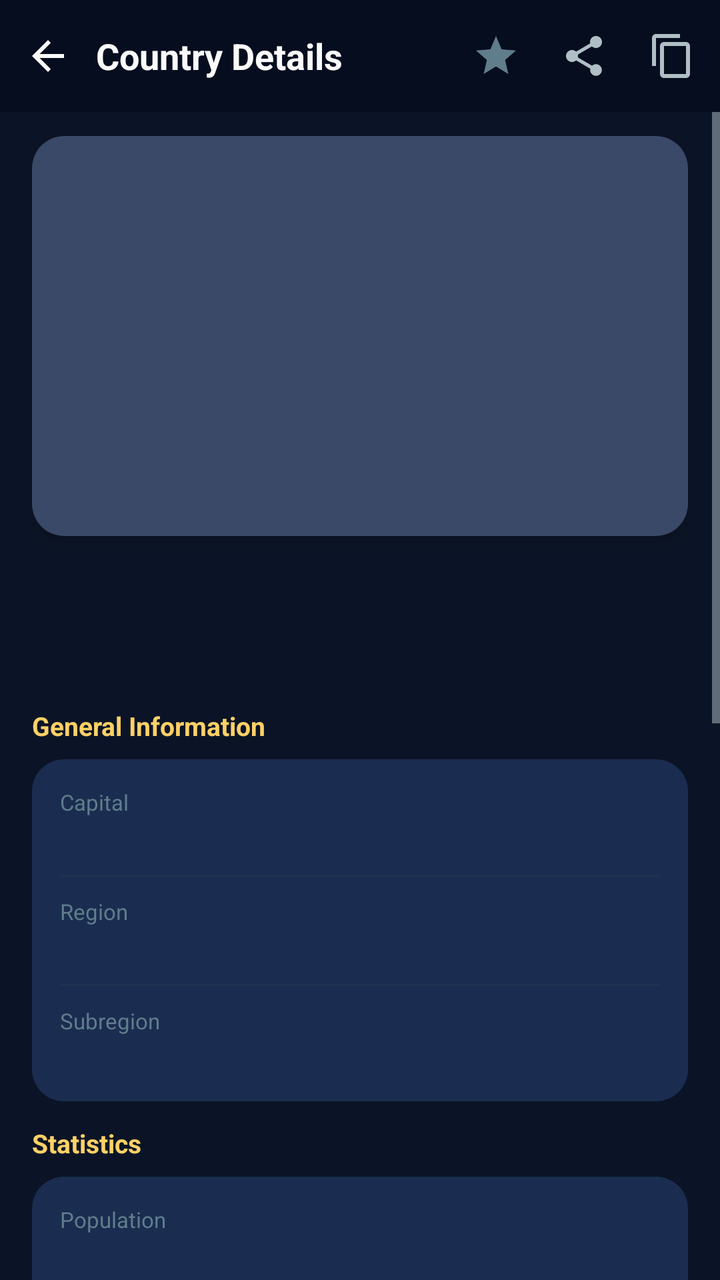
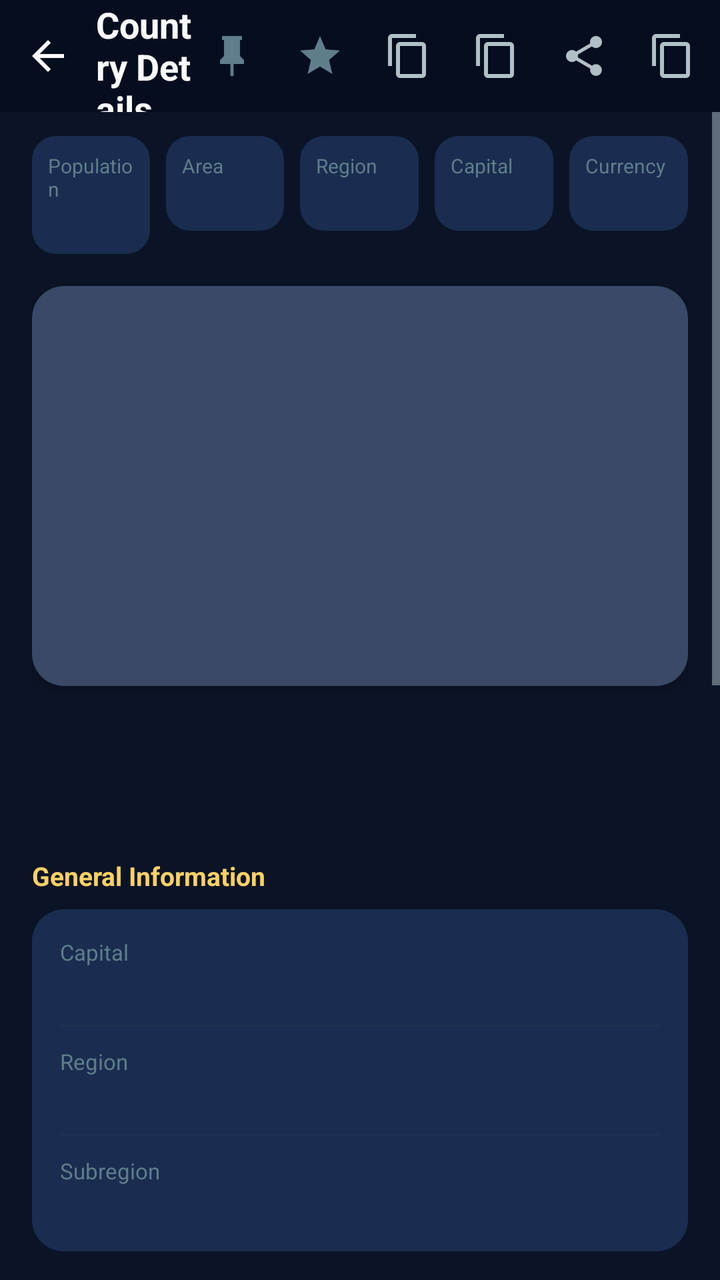

An Android layout rendered at two revisions. The XML below is the earlier revision; the diff shows what the commit changed to produce the second picture.
<!-- AndroidManifest.xml: application theme Theme.Countries -->
<!-- res/layout/activity_country_detail.xml -->
<?xml version="1.0" encoding="utf-8"?>
<LinearLayout xmlns:android="http://schemas.android.com/apk/res/android"
    xmlns:app="http://schemas.android.com/apk/res-auto"
    android:layout_width="match_parent"
    android:layout_height="match_parent"
    android:background="@color/primary_dark_navy"
    android:orientation="vertical">

    <LinearLayout
        android:layout_width="match_parent"
        android:layout_height="56dp"
        android:background="@color/status_bar_color"
        android:gravity="center_vertical"
        android:orientation="horizontal"
        android:paddingHorizontal="4dp">

        <ImageView
            android:id="@+id/backButton"
            android:layout_width="40dp"
            android:layout_height="40dp"
            android:background="?attr/selectableItemBackgroundBorderless"
            android:contentDescription="Go back"
            android:padding="8dp"
            android:src="@drawable/ic_back" />

        <TextView
            android:layout_width="0dp"
            android:layout_height="wrap_content"
            android:layout_weight="1"
            android:layout_marginStart="4dp"
            android:text="Country Details"
            android:textColor="@color/text_white"
            android:textSize="18sp"
            android:textStyle="bold" />

        <ImageView
            android:id="@+id/favButton"
            android:layout_width="40dp"
            android:layout_height="40dp"
            android:layout_marginEnd="4dp"
            android:background="?attr/selectableItemBackgroundBorderless"
            android:contentDescription="Favorite"
            android:padding="8dp"
            android:src="@drawable/ic_star" />

        <ImageView
            android:id="@+id/shareButton"
            android:layout_width="40dp"
            android:layout_height="40dp"
            android:layout_marginEnd="4dp"
            android:background="?attr/selectableItemBackgroundBorderless"
            android:contentDescription="Share"
            android:padding="8dp"
            android:src="@drawable/ic_share" />

        <ImageView
            android:id="@+id/copyButton"
            android:layout_width="40dp"
            android:layout_height="40dp"
            android:background="?attr/selectableItemBackgroundBorderless"
            android:contentDescription="Copy"
            android:padding="8dp"
            android:src="@drawable/ic_copy" />
    </LinearLayout>

    <ScrollView
        android:layout_width="match_parent"
        android:layout_height="match_parent"
        android:overScrollMode="never">

        <LinearLayout
            android:layout_width="match_parent"
            android:layout_height="wrap_content"
            android:orientation="vertical"
            android:paddingHorizontal="16dp"
            android:paddingTop="12dp"
            android:paddingBottom="32dp">

            <androidx.cardview.widget.CardView
                android:layout_width="match_parent"
                android:layout_height="wrap_content"
                android:layout_marginBottom="16dp"
                app:cardBackgroundColor="@color/card_dark_navy"
                app:cardCornerRadius="16dp"
                app:cardElevation="4dp">

                <FrameLayout
                    android:layout_width="match_parent"
                    android:layout_height="wrap_content">

                    <ImageView
                        android:id="@+id/flagImageLarge"
                        android:layout_width="match_parent"
                        android:layout_height="200dp"
                        android:background="@drawable/bg_placeholder_flag"
                        android:contentDescription="Country flag"
                        android:scaleType="fitCenter" />

                    <ProgressBar
                        android:id="@+id/loadingDetail"
                        android:layout_width="36dp"
                        android:layout_height="36dp"
                        android:layout_gravity="center"
                        android:indeterminateTint="@color/accent_red"
                        android:visibility="gone" />
                </FrameLayout>
            </androidx.cardview.widget.CardView>

            <TextView
                android:id="@+id/countryNameText"
                android:layout_width="wrap_content"
                android:layout_height="wrap_content"
                android:layout_marginBottom="4dp"
                android:textColor="@color/text_white"
                android:textSize="24sp"
                android:textStyle="bold" />

            <TextView
                android:id="@+id/officialNameText"
                android:layout_width="wrap_content"
                android:layout_height="wrap_content"
                android:layout_marginBottom="16dp"
                android:textColor="@color/text_muted"
                android:textSize="13sp" />

            <TextView
                android:layout_width="wrap_content"
                android:layout_height="wrap_content"
                android:layout_marginBottom="8dp"
                android:text="General Information"
                android:textColor="@color/accent_yellow"
                android:textSize="13sp"
                android:textStyle="bold" />

            <LinearLayout
                android:layout_width="match_parent"
                android:layout_height="wrap_content"
                android:layout_marginBottom="12dp"
                android:background="@drawable/bg_detail_card"
                android:orientation="vertical"
                android:padding="14dp">

                <TextView android:layout_width="wrap_content" android:layout_height="wrap_content" android:text="Capital" android:textColor="@color/text_muted" android:textSize="11sp" />
                <TextView android:id="@+id/capitalValue" android:layout_width="wrap_content" android:layout_height="wrap_content" android:textColor="@color/text_white" android:textSize="14sp" android:layout_marginBottom="10dp" />
                <View android:layout_width="match_parent" android:layout_height="1dp" android:background="@color/divider" android:layout_marginBottom="10dp" />
                <TextView android:layout_width="wrap_content" android:layout_height="wrap_content" android:text="Region" android:textColor="@color/text_muted" android:textSize="11sp" />
                <TextView android:id="@+id/regionValue" android:layout_width="wrap_content" android:layout_height="wrap_content" android:textColor="@color/text_white" android:textSize="14sp" android:layout_marginBottom="10dp" />
                <View android:layout_width="match_parent" android:layout_height="1dp" android:background="@color/divider" android:layout_marginBottom="10dp" />
                <TextView android:layout_width="wrap_content" android:layout_height="wrap_content" android:text="Subregion" android:textColor="@color/text_muted" android:textSize="11sp" />
                <TextView android:id="@+id/subregionValue" android:layout_width="wrap_content" android:layout_height="wrap_content" android:textColor="@color/text_white" android:textSize="14sp" />
            </LinearLayout>

            <TextView
                android:layout_width="wrap_content"
                android:layout_height="wrap_content"
                android:layout_marginBottom="8dp"
                android:text="Statistics"
                android:textColor="@color/accent_yellow"
                android:textSize="13sp"
                android:textStyle="bold" />

            <LinearLayout
                android:layout_width="match_parent"
                android:layout_height="wrap_content"
                android:layout_marginBottom="12dp"
                android:background="@drawable/bg_detail_card"
                android:orientation="vertical"
                android:padding="14dp">

                <TextView android:layout_width="wrap_content" android:layout_height="wrap_content" android:text="Population" android:textColor="@color/text_muted" android:textSize="11sp" />
                <TextView android:id="@+id/populationValue" android:layout_width="wrap_content" android:layout_height="wrap_content" android:textColor="@color/text_white" android:textSize="14sp" android:layout_marginBottom="10dp" />
                <View android:layout_width="match_parent" android:layout_height="1dp" android:background="@color/divider" android:layout_marginBottom="10dp" />
                <TextView android:layout_width="wrap_content" android:layout_height="wrap_content" android:text="Area" android:textColor="@color/text_muted" android:textSize="11sp" />
                <TextView android:id="@+id/areaValue" android:layout_width="wrap_content" android:layout_height="wrap_content" android:textColor="@color/text_white" android:textSize="14sp" android:layout_marginBottom="10dp" />
                <View android:layout_width="match_parent" android:layout_height="1dp" android:background="@color/divider" android:layout_marginBottom="10dp" />
                <TextView android:layout_width="wrap_content" android:layout_height="wrap_content" android:text="Country Codes" android:textColor="@color/text_muted" android:textSize="11sp" />
                <LinearLayout android:layout_width="match_parent" android:layout_height="wrap_content" android:layout_marginTop="4dp" android:orientation="horizontal">
                    <TextView android:id="@+id/code2Value" android:layout_width="wrap_content" android:layout_height="wrap_content" android:background="@drawable/bg_badge" android:paddingHorizontal="8dp" android:paddingVertical="2dp" android:textColor="@color/primary_dark_navy" android:textSize="12sp" android:textStyle="bold" />
                    <TextView android:id="@+id/code3Value" android:layout_width="wrap_content" android:layout_height="wrap_content" android:layout_marginStart="6dp" android:background="@drawable/bg_badge" android:paddingHorizontal="8dp" android:paddingVertical="2dp" android:textColor="@color/primary_dark_navy" android:textSize="12sp" android:textStyle="bold" />
                </LinearLayout>
            </LinearLayout>

            <TextView
                android:layout_width="wrap_content"
                android:layout_height="wrap_content"
                android:layout_marginBottom="8dp"
                android:text="Economy &amp; Languages"
                android:textColor="@color/accent_yellow"
                android:textSize="13sp"
                android:textStyle="bold" />

            <LinearLayout
                android:layout_width="match_parent"
                android:layout_height="wrap_content"
                android:layout_marginBottom="12dp"
                android:background="@drawable/bg_detail_card"
                android:orientation="vertical"
                android:padding="14dp">

                <TextView android:layout_width="wrap_content" android:layout_height="wrap_content" android:text="Currencies" android:textColor="@color/text_muted" android:textSize="11sp" />
                <TextView android:id="@+id/currenciesValue" android:layout_width="wrap_content" android:layout_height="wrap_content" android:textColor="@color/text_white" android:textSize="14sp" android:layout_marginBottom="10dp" />
                <View android:layout_width="match_parent" android:layout_height="1dp" android:background="@color/divider" android:layout_marginBottom="10dp" />
                <TextView android:layout_width="wrap_content" android:layout_height="wrap_content" android:text="Languages" android:textColor="@color/text_muted" android:textSize="11sp" />
                <TextView android:id="@+id/languagesValue" android:layout_width="wrap_content" android:layout_height="wrap_content" android:textColor="@color/text_white" android:textSize="14sp" />
            </LinearLayout>

            <TextView
                android:layout_width="wrap_content"
                android:layout_height="wrap_content"
                android:layout_marginBottom="8dp"
                android:text="Time &amp; Location"
                android:textColor="@color/accent_yellow"
                android:textSize="13sp"
                android:textStyle="bold" />

            <LinearLayout
                android:layout_width="match_parent"
                android:layout_height="wrap_content"
                android:layout_marginBottom="12dp"
                android:background="@drawable/bg_detail_card"
                android:orientation="vertical"
                android:padding="14dp">

                <TextView android:layout_width="wrap_content" android:layout_height="wrap_content" android:text="Timezones" android:textColor="@color/text_muted" android:textSize="11sp" />
                <TextView android:id="@+id/timezonesValue" android:layout_width="wrap_content" android:layout_height="wrap_content" android:textColor="@color/text_white" android:textSize="14sp" android:layout_marginBottom="10dp" />
                <View android:layout_width="match_parent" android:layout_height="1dp" android:background="@color/divider" android:layout_marginBottom="10dp" />
                <TextView android:layout_width="wrap_content" android:layout_height="wrap_content" android:text="Continents" android:textColor="@color/text_muted" android:textSize="11sp" />
                <TextView android:id="@+id/continentsValue" android:layout_width="wrap_content" android:layout_height="wrap_content" android:textColor="@color/text_white" android:textSize="14sp" android:layout_marginBottom="10dp" />
                <View android:layout_width="match_parent" android:layout_height="1dp" android:background="@color/divider" android:layout_marginBottom="10dp" />
                <TextView android:layout_width="wrap_content" android:layout_height="wrap_content" android:text="Borders" android:textColor="@color/text_muted" android:textSize="11sp" />
                <TextView android:id="@+id/bordersValue" android:layout_width="wrap_content" android:layout_height="wrap_content" android:textColor="@color/text_white" android:textSize="14sp" />
            </LinearLayout>

            <LinearLayout
                android:id="@+id/neighborsContainer"
                android:layout_width="match_parent"
                android:layout_height="wrap_content"
                android:layout_marginBottom="12dp"
                android:orientation="vertical"
                android:visibility="gone">

                <TextView
                    android:layout_width="wrap_content"
                    android:layout_height="wrap_content"
                    android:layout_marginBottom="8dp"
                    android:text="Neighbor Countries"
                    android:textColor="@color/accent_yellow"
                    android:textSize="13sp"
                    android:textStyle="bold" />

                <LinearLayout
                    android:id="@+id/neighborsList"
                    android:layout_width="match_parent"
                    android:layout_height="wrap_content"
                    android:background="@drawable/bg_detail_card"
                    android:orientation="vertical"
                    android:padding="14dp" />
            </LinearLayout>

        </LinearLayout>
    </ScrollView>
</LinearLayout>
<!-- resources referenced by this layout -->
<resources>
  <color name="accent_red">#FFE63946</color>
  <color name="accent_yellow">#FFFFD166</color>
  <color name="card_dark_navy">#FF1A2D50</color>
  <color name="divider">#FF1E3150</color>
  <color name="primary_dark_navy">#FF0B1426</color>
  <color name="status_bar_color">#FF060D1F</color>
  <color name="text_muted">#FF607D8B</color>
  <color name="text_white">#FFFAFAFA</color>
  <!-- drawable bg_badge (drawable) -->
  <shape xmlns:android="http://schemas.android.com/apk/res/android"
      android:shape="rectangle">
      <solid android:color="@color/accent_yellow" />
      <corners android:radius="8dp" />
      <padding
          android:left="8dp"
          android:top="2dp"
          android:right="8dp"
          android:bottom="2dp" />
  </shape>
  <!-- drawable bg_detail_card (drawable) -->
  <shape xmlns:android="http://schemas.android.com/apk/res/android"
      android:shape="rectangle">
      <solid android:color="@color/card_dark_navy" />
      <corners android:radius="16dp" />
  </shape>
  <!-- drawable bg_placeholder_flag (drawable) -->
  <shape xmlns:android="http://schemas.android.com/apk/res/android"
      android:shape="rectangle">
      <solid android:color="#22FFFFFF" />
      <corners android:radius="12dp" />
  </shape>
  <!-- drawable ic_back (drawable) -->
  <vector xmlns:android="http://schemas.android.com/apk/res/android"
      android:width="24dp"
      android:height="24dp"
      android:viewportWidth="24"
      android:viewportHeight="24"
      android:tint="@color/text_white">
      <path
          android:fillColor="#FFFFFFFF"
          android:pathData="M20,11H7.83l5.59,-5.59L12,4l-8,8 8,8 1.41,-1.41L7.83,13H20v-2z" />
  </vector>
  <!-- drawable ic_copy (drawable) -->
  <vector xmlns:android="http://schemas.android.com/apk/res/android"
      android:width="24dp"
      android:height="24dp"
      android:viewportWidth="24"
      android:viewportHeight="24"
      android:tint="@color/text_light_gray">
      <path
          android:fillColor="#FFFFFFFF"
          android:pathData="M16,1L4,1c-1.1,0 -2,0.9 -2,2v14h2L4,3h12L16,1zM19,5L8,5c-1.1,0 -2,0.9 -2,2v14c0,1.1 0.9,2 2,2h11c1.1,0 2,-0.9 2,-2L21,7c0,-1.1 -0.9,-2 -2,-2zM19,21L8,21L8,7h11v14z" />
  </vector>
  <!-- drawable ic_star (drawable) -->
  <vector xmlns:android="http://schemas.android.com/apk/res/android"
      android:width="24dp"
      android:height="24dp"
      android:viewportWidth="24"
      android:viewportHeight="24"
      android:tint="@color/text_muted">
      <path
          android:fillColor="#FF607D8B"
          android:pathData="M12,17.27L18.18,21l-1.64,-7.03L22,9.24l-7.19,-0.61L12,2 9.19,8.63 2,9.24l5.46,4.73L5.82,21z" />
  </vector>
  <style name="Theme.Countries" parent="Base.Theme.Countries" />
  <color name="text_light_gray">#FFB0BEC5</color>
  <color name="white">#FFFFFFFF</color>
  <color name="secondary_dark_navy">#FF12203D</color>
  <!-- unchanged entries left out for length: 2 -->
</resources>

<!-- the commit's change to res/layout/activity_country_detail.xml (unified diff, before → after) -->
@@ -34,6 +34,16 @@
             android:textStyle="bold" />
 
         <ImageView
+            android:id="@+id/pinButton"
+            android:layout_width="40dp"
+            android:layout_height="40dp"
+            android:layout_marginEnd="4dp"
+            android:background="?attr/selectableItemBackgroundBorderless"
+            android:contentDescription="Pin"
+            android:padding="8dp"
+            android:src="@drawable/ic_pin" />
+
+        <ImageView
             android:id="@+id/favButton"
             android:layout_width="40dp"
             android:layout_height="40dp"
@@ -42,6 +52,26 @@
             android:contentDescription="Favorite"
             android:padding="8dp"
             android:src="@drawable/ic_star" />
+
+        <ImageView
+            android:id="@+id/copyNameBtn"
+            android:layout_width="40dp"
+            android:layout_height="40dp"
+            android:layout_marginEnd="4dp"
+            android:background="?attr/selectableItemBackgroundBorderless"
+            android:contentDescription="Copy name"
+            android:padding="8dp"
+            android:src="@drawable/ic_copy" />
+
+        <ImageView
+            android:id="@+id/copyCodeBtn"
+            android:layout_width="40dp"
+            android:layout_height="40dp"
+            android:layout_marginEnd="4dp"
+            android:background="?attr/selectableItemBackgroundBorderless"
+            android:contentDescription="Copy code"
+            android:padding="8dp"
+            android:src="@drawable/ic_copy" />
 
         <ImageView
             android:id="@+id/shareButton"
@@ -75,6 +105,140 @@
             android:paddingHorizontal="16dp"
             android:paddingTop="12dp"
             android:paddingBottom="32dp">
+
+            
+            <LinearLayout
+                android:id="@+id/summaryContainer"
+                android:layout_width="match_parent"
+                android:layout_height="wrap_content"
+                android:layout_marginBottom="16dp"
+                android:orientation="horizontal">
+
+                
+                <LinearLayout
+                    android:layout_width="0dp"
+                    android:layout_height="wrap_content"
+                    android:layout_marginEnd="4dp"
+                    android:layout_weight="1"
+                    android:background="@drawable/bg_detail_item"
+                    android:orientation="vertical"
+                    android:padding="8dp">
+
+                    <TextView
+                        android:layout_width="wrap_content"
+                        android:layout_height="wrap_content"
+                        android:text="Population"
+                        android:textColor="@color/text_muted"
+                        android:textSize="10sp" />
+
+                    <TextView
+                        android:id="@+id/summaryPopulation"
+                        android:layout_width="wrap_content"
+                        android:layout_height="wrap_content"
+                        android:textColor="@color/text_white"
+                        android:textSize="13sp" />
+                </LinearLayout>
+
+                
+                <LinearLayout
+                    android:layout_width="0dp"
+                    android:layout_height="wrap_content"
+                    android:layout_marginHorizontal="4dp"
+                    android:layout_weight="1"
+                    android:background="@drawable/bg_detail_item"
+                    android:orientation="vertical"
+                    android:padding="8dp">
+
+                    <TextView
+                        android:layout_width="wrap_content"
+                        android:layout_height="wrap_content"
+                        android:text="Area"
+                        android:textColor="@color/text_muted"
+                        android:textSize="10sp" />
+
+                    <TextView
+                        android:id="@+id/summaryArea"
+                        android:layout_width="wrap_content"
+                        android:layout_height="wrap_content"
+                        android:textColor="@color/text_white"
+                        android:textSize="13sp" />
+                </LinearLayout>
+
+                
+                <LinearLayout
+                    android:layout_width="0dp"
+                    android:layout_height="wrap_content"
+                    android:layout_marginHorizontal="4dp"
+                    android:layout_weight="1"
+                    android:background="@drawable/bg_detail_item"
+                    android:orientation="vertical"
+                    android:padding="8dp">
+
+                    <TextView
+                        android:layout_width="wrap_content"
+                        android:layout_height="wrap_content"
+                        android:text="Region"
+                        android:textColor="@color/text_muted"
+                        android:textSize="10sp" />
+
+                    <TextView
+                        android:id="@+id/summaryRegion"
+                        android:layout_width="wrap_content"
+                        android:layout_height="wrap_content"
+                        android:textColor="@color/text_white"
+                        android:textSize="13sp" />
+                </LinearLayout>
+
+                
+                <LinearLayout
+                    android:layout_width="0dp"
+                    android:layout_height="wrap_content"
+                    android:layout_marginHorizontal="4dp"
+                    android:layout_weight="1"
+                    android:background="@drawable/bg_detail_item"
+                    android:orientation="vertical"
+                    android:padding="8dp">
+
+                    <TextView
+                        android:layout_width="wrap_content"
+                        android:layout_height="wrap_content"
+                        android:text="Capital"
+                        android:textColor="@color/text_muted"
+                        android:textSize="10sp" />
+
+                    <TextView
+                        android:id="@+id/summaryCapital"
+                        android:layout_width="wrap_content"
+                        android:layout_height="wrap_content"
+                        android:textColor="@color/text_white"
+                        android:textSize="13sp" />
+                </LinearLayout>
+
+                
+                <LinearLayout
+                    android:layout_width="0dp"
+                    android:layout_height="wrap_content"
+                    android:layout_marginStart="4dp"
+                    android:layout_weight="1"
+                    android:background="@drawable/bg_detail_item"
+                    android:orientation="vertical"
+                    android:padding="8dp">
+
+                    <TextView
+                        android:layout_width="wrap_content"
+                        android:layout_height="wrap_content"
+                        android:text="Currency"
+                        android:textColor="@color/text_muted"
+                        android:textSize="10sp" />
+
+                    <TextView
+                        android:id="@+id/summaryCurrency"
+                        android:layout_width="wrap_content"
+                        android:layout_height="wrap_content"
+                        android:textColor="@color/text_white"
+                        android:textSize="13sp" />
+                </LinearLayout>
+            </LinearLayout>
 
             <androidx.cardview.widget.CardView
                 android:layout_width="match_parent"
<!-- resource entries referenced after the edit -->
@@ -24,6 +24,17 @@
       android:shape="rectangle">
       <solid android:color="@color/card_dark_navy" />
       <corners android:radius="16dp" />
+  </shape>
+  <!-- drawable bg_detail_item (drawable) -->
+  <shape xmlns:android="http://schemas.android.com/apk/res/android"
+      android:shape="rectangle">
+      <solid android:color="@color/card_dark_navy" />
+      <corners android:radius="12dp" />
+      <padding
+          android:left="12dp"
+          android:top="12dp"
+          android:right="12dp"
+          android:bottom="12dp" />
   </shape>
   <!-- drawable bg_placeholder_flag (drawable) -->
   <shape xmlns:android="http://schemas.android.com/apk/res/android"
@@ -53,6 +64,20 @@
           android:fillColor="#FFFFFFFF"
           android:pathData="M16,1L4,1c-1.1,0 -2,0.9 -2,2v14h2L4,3h12L16,1zM19,5L8,5c-1.1,0 -2,0.9 -2,2v14c0,1.1 0.9,2 2,2h11c1.1,0 2,-0.9 2,-2L21,7c0,-1.1 -0.9,-2 -2,-2zM19,21L8,21L8,7h11v14z" />
   </vector>
+  <!-- drawable ic_pin (drawable) -->
+  <?xml version="1.0" encoding="utf-8"?>
+  <vector xmlns:android="http://schemas.android.com/apk/res/android"
+      android:width="24dp"
+      android:height="24dp"
+      android:tint="@color/text_muted"
+      android:viewportWidth="24"
+      android:viewportHeight="24">
+  
+      <path
+          android:fillColor="@android:color/white"
+          android:pathData="M16,12V4H17V2H7V4H8V12L6,14V16H11.2V22H12.8V16H18V14L16,12Z" />
+  
+  </vector>
   <!-- drawable ic_star (drawable) -->
   <vector xmlns:android="http://schemas.android.com/apk/res/android"
       android:width="24dp"
